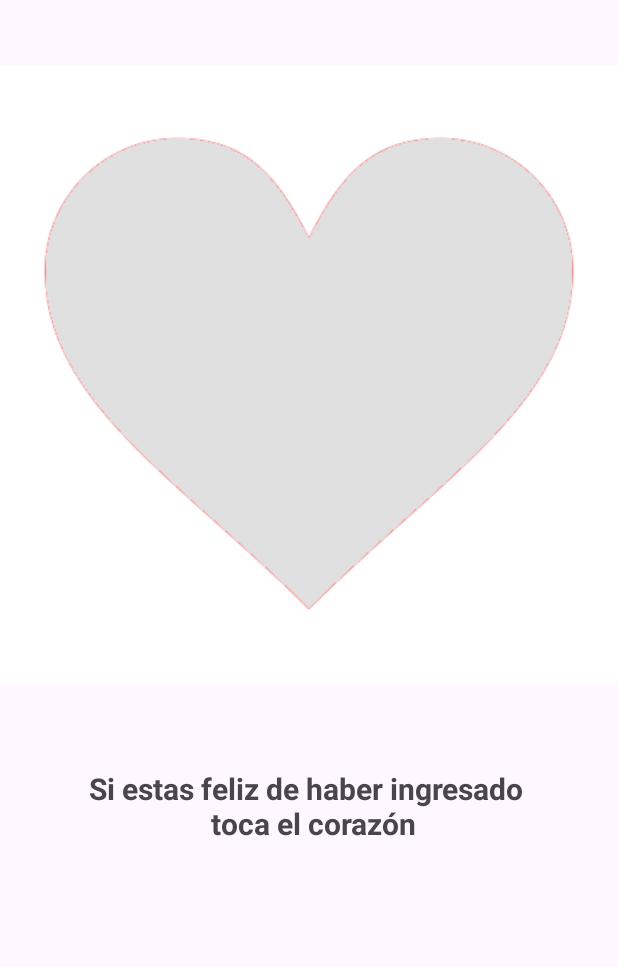
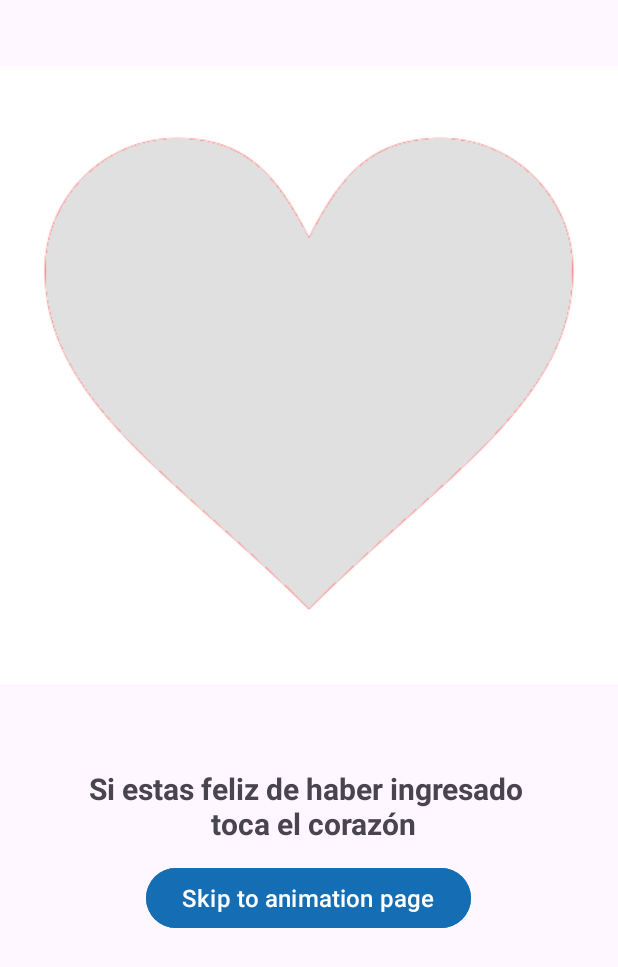
Before and after one commit to JQuintero2430/animationAndroidJavaPractice, an Android app: the AnimatedHeartActivity screen opened directly, with no data from a screen before it, on a phone screen of 412 x 824 dp. Shown: the top 967 px of the screen. Run offline under Robolectric (Android 15) with nearby library versions, the phone set to English and light mode, and no system bars.

Commit message:
refactor en colores y agragar boton para pasar a la tercera pantalla

```diff
--- a/app/src/main/AndroidManifest.xml
+++ b/app/src/main/AndroidManifest.xml
@@ -13,7 +13,7 @@
         android:theme="@style/Theme.AnimationPractice"
         tools:targetApi="31">
         <activity
-            android:name=".AnimatedActivity"
+            android:name=".AnimatedHeartActivity"
             android:exported="false" />
         <activity
             android:name=".MainActivity"
--- a/app/src/main/java/com/jquintero/animationpractice/AnimatedActivity.java
+++ b/app/src/main/java/com/jquintero/animationpractice/AnimatedHeartActivity.java
@@ -8,7 +8,7 @@ import android.animation.ObjectAnimator;
 import android.os.Bundle;
 import android.widget.ImageView;
 
-public class AnimatedActivity extends AppCompatActivity {
+public class AnimatedHeartActivity extends AppCompatActivity {
 
     private boolean isAvoid_heart_icon = false;
 
--- a/app/src/main/java/com/jquintero/animationpractice/MainActivity.java
+++ b/app/src/main/java/com/jquintero/animationpractice/MainActivity.java
@@ -1,11 +1,10 @@
 package com.jquintero.animationpractice;
-
-import androidx.appcompat.app.AppCompatActivity;
 
 import android.content.Intent;
 import android.os.Bundle;
-import android.view.View;
 import android.widget.Button;
+
+import androidx.appcompat.app.AppCompatActivity;
 
 public class MainActivity extends AppCompatActivity {
 
@@ -16,12 +15,9 @@ public class MainActivity extends AppCompatActivity {
 
         Button btnLogin = findViewById(R.id.btnLogin);
 
-        btnLogin.setOnClickListener(new View.OnClickListener() {
-            @Override
-            public void onClick(View view) {
-                Intent intent = new Intent(MainActivity.this, AnimatedActivity.class);
-                startActivity(intent);
-            }
+        btnLogin.setOnClickListener(view -> {
+            Intent intent = new Intent(MainActivity.this, AnimatedHeartActivity.class);
+            startActivity(intent);
         });
     }
 
--- a/app/src/main/res/layout/activity_animated.xml
+++ b/app/src/main/res/layout/activity_animated.xml
@@ -4,26 +4,29 @@
     xmlns:tools="http://schemas.android.com/tools"
     android:layout_width="match_parent"
     android:layout_height="match_parent"
-    tools:context=".AnimatedActivity">
+    tools:context=".AnimatedHeartActivity">
 
     <LinearLayout
         android:layout_width="match_parent"
         android:layout_height="match_parent"
         android:orientation="vertical"
         tools:layout_editor_absoluteX="1dp"
-        tools:layout_editor_absoluteY="1dp">
+        tools:layout_editor_absoluteY="1dp"
+        tools:ignore="UseCompoundDrawables">
 
         <ImageView
             android:id="@+id/avoid_heart_icon"
             android:layout_width="match_parent"
             android:layout_height="500dp"
-            app:srcCompat="@drawable/avoid_heart_icon" />
+            android:importantForAccessibility="no"
+            app:srcCompat="@drawable/avoid_heart_icon"
+            tools:ignore="ImageContrastCheck" />
 
         <TextView
             android:layout_width="wrap_content"
             android:layout_height="wrap_content"
             android:gravity="center"
-            android:text="Si estas feliz de haber ingresado \n toca el corazón"
+            android:text="@string/animation_indications_heart"
             android:textAlignment="center"
             android:textSize="20sp"
             android:layout_marginTop="12dp"
@@ -31,6 +34,15 @@
             android:textStyle="bold"
             />
 
+        <Button
+            android:layout_width="wrap_content"
+            android:layout_height="wrap_content"
+            android:layout_gravity="center"
+            android:backgroundTint="#156DB3"
+            android:text="@string/skip_to_animation_page"
+            android:layout_marginTop="12dp"
+            android:textSize="16sp"
+            />
 
     </LinearLayout>
 </androidx.constraintlayout.widget.ConstraintLayout>
--- a/app/src/main/res/values/strings.xml
+++ b/app/src/main/res/values/strings.xml
@@ -1,8 +1,10 @@
 <resources>
     <string name="app_name">Animation Practice</string>
     <string name="digite_su_contrase_a">Digite su contraseña</string>
-    <string name="clic_aqu">Clic aquí</string>
+    <string name="click_aqui">Click aquí</string>
     <string name="digite_su_correo">Digite su correo</string>
     <string name="bienvenidos_a_tu_app_android">Bienvenidos\na tu App Android</string>
     <string name="acepto_los_t_rminos_y_condiciones">Acepto los términos y condiciones</string>
+    <string name="animation_indications_heart">Si estas feliz de haber ingresado \n toca el corazón</string>
+    <string name="skip_to_animation_page">Skip to animation page</string>
 </resources>
```
Also changed, not shown: app/src/main/res/layout/activity_main.xml (+6 -4 lines).
